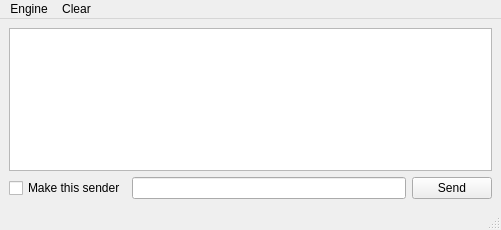
Rsclub22/Minos2-Mirror, file mqt/MqtDataModes/dmmainwindow.ui: the form before one commit.
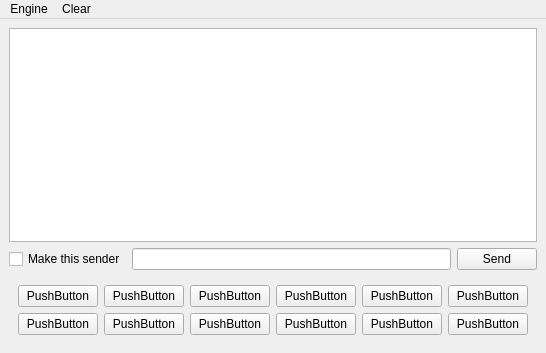
The form after the commit. Custom widgets are drawn as their Qt base class.

Diff of the .ui file:
```diff
--- a/mqt/MqtDataModes/dmmainwindow.ui
+++ b/mqt/MqtDataModes/dmmainwindow.ui
@@ -7,14 +7,14 @@
     <x>0</x>
     <y>0</y>
     <width>501</width>
-    <height>230</height>
+    <height>353</height>
    </rect>
   </property>
   <property name="windowTitle">
    <string>Minos Data Modes</string>
   </property>
   <widget class="QWidget" name="centralwidget">
-   <layout class="QVBoxLayout" name="verticalLayout">
+   <layout class="QVBoxLayout" name="verticalLayout_2">
     <item>
      <widget class="DataPainter" name="rxChars">
       <property name="alignment">
@@ -47,6 +47,104 @@
       </item>
      </layout>
     </item>
+    <item>
+     <widget class="QFrame" name="FButtonFrame">
+      <layout class="QVBoxLayout" name="verticalLayout">
+       <item>
+        <layout class="QHBoxLayout" name="horizontalLayout_2">
+         <item>
+          <widget class="QPushButton" name="F1Button">
+           <property name="text">
+            <string>PushButton</string>
+           </property>
+          </widget>
+         </item>
+         <item>
+          <widget class="QPushButton" name="F2Button">
+           <property name="text">
+            <string>PushButton</string>
+           </property>
+          </widget>
+         </item>
+         <item>
+          <widget class="QPushButton" name="F3Button">
+           <property name="text">
+            <string>PushButton</string>
+           </property>
+          </widget>
+         </item>
+         <item>
+          <widget class="QPushButton" name="F4Button">
+           <property name="text">
+            <string>PushButton</string>
+           </property>
+          </widget>
+         </item>
+         <item>
+          <widget class="QPushButton" name="F5Button">
+           <property name="text">
+            <string>PushButton</string>
+           </property>
+          </widget>
+         </item>
+         <item>
+          <widget class="QPushButton" name="F6Button">
+           <property name="text">
+            <string>PushButton</string>
+           </property>
+          </widget>
+         </item>
+        </layout>
+       </item>
+       <item>
+        <layout class="QHBoxLayout" name="horizontalLayout_3">
+         <item>
+          <widget class="QPushButton" name="F7Button">
+           <property name="text">
+            <string>PushButton</string>
+           </property>
+          </widget>
+         </item>
+         <item>
+          <widget class="QPushButton" name="F8Button">
+           <property name="text">
+            <string>PushButton</string>
+           </property>
+          </widget>
+         </item>
+         <item>
+          <widget class="QPushButton" name="F9Button">
+           <property name="text">
+            <string>PushButton</string>
+           </property>
+          </widget>
+         </item>
+         <item>
+          <widget class="QPushButton" name="F10Button">
+           <property name="text">
+            <string>PushButton</string>
+           </property>
+          </widget>
+         </item>
+         <item>
+          <widget class="QPushButton" name="F11Button">
+           <property name="text">
+            <string>PushButton</string>
+           </property>
+          </widget>
+         </item>
+         <item>
+          <widget class="QPushButton" name="F12Button">
+           <property name="text">
+            <string>PushButton</string>
+           </property>
+          </widget>
+         </item>
+        </layout>
+       </item>
+      </layout>
+     </widget>
+    </item>
    </layout>
   </widget>
   <widget class="QMenuBar" name="menubar">
@@ -71,7 +169,6 @@
    <addaction name="menuEngine"/>
    <addaction name="menuClear"/>
   </widget>
-  <widget class="QStatusBar" name="statusbar"/>
  </widget>
  <customwidgets>
   <customwidget>
```
